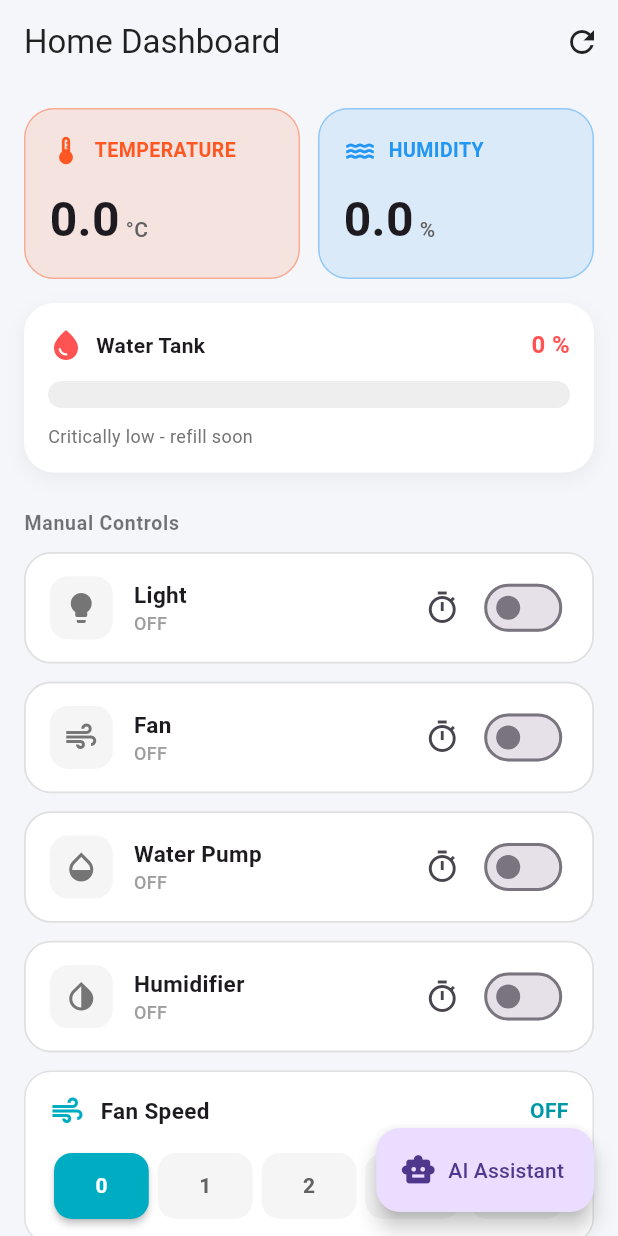
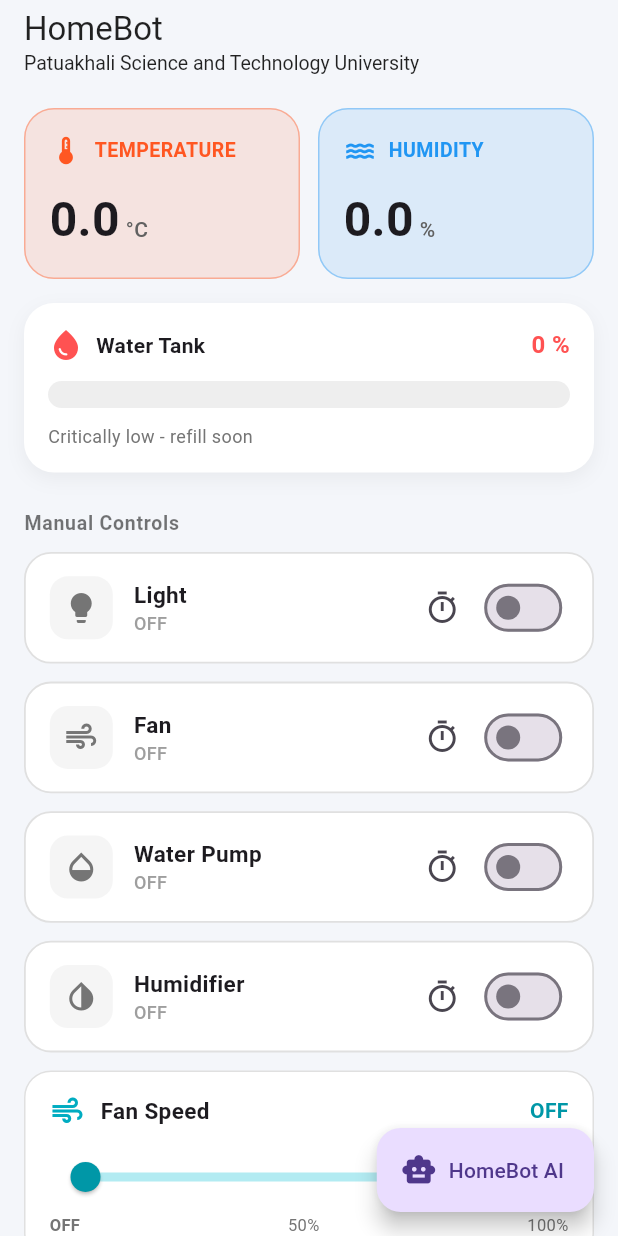
Before and after one commit to mehedienf/HomeBot-AI-Home-Automation-System-Using-ESP32-Flutter, a Flutter app: the HomeScreen screen opened directly, on a phone screen of 412 x 824 dp. Run offline on Flutter 3.47's test engine with Material 3 defaults, Android fonts, the light colour scheme and no system bars; drawn by our look-alikes of percent_indicator; our stand-ins replace firebase_auth, firebase_core, firebase_database, flutter_dotenv, flutter_spinkit, flutter_tts and 2 more; accounts and stored records are empty.

Commit message:
all working

```diff
--- a/lib/models/device_state.dart
+++ b/lib/models/device_state.dart
@@ -8,7 +8,7 @@
 class DeviceState {
   final bool light;
   final bool fan;
-  final int fanSpeed; // 0..4
+  final int fanSpeed; // 0..255 (raw PWM duty sent to ESP32)
   final bool pump;
   final bool humidifier;
 
--- a/lib/screens/home_screen.dart
+++ b/lib/screens/home_screen.dart
@@ -71,22 +71,29 @@
     return Scaffold(
       backgroundColor: const Color(0xFFF4F6FA),
       appBar: AppBar(
-        title: const Text('Home Dashboard'),
+        title: const Column(
+          crossAxisAlignment: .start,
+          children: [
+            Text('HomeBot'),
+            Text('Patuakhali Science and Technology University', style: TextStyle(fontSize: 13),)
+          ],
+        ),
         elevation: 0,
         backgroundColor: Colors.transparent,
         foregroundColor: Colors.black87,
-        actions: [
-          IconButton(
-            tooltip: 'Reset alert',
-            icon: const Icon(Icons.refresh),
-            onPressed: () {
-              setState(() {
-                _alertDismissed = false;
-              });
-            },
-          ),
-        ],
+        // actions: [
+        //   IconButton(
+        //     tooltip: 'Reset alert',
+        //     icon: const Icon(Icons.refresh),
+        //     onPressed: () {
+        //       setState(() {
+        //         _alertDismissed = false;
+        //       });
+        //     },
+        //   ),
+        // ],
       ),
+
       floatingActionButton: FloatingActionButton.extended(
         onPressed: () {
           Navigator.of(context).push(
@@ -96,7 +103,7 @@
           );
         },
         icon: const Icon(Icons.smart_toy),
-        label: const Text('AI Assistant'),
+        label: const Text('HomeBot AI'),
       ),
       body: Column(
         children: [
@@ -208,12 +215,9 @@
                           },
                         ),
                         FanSpeedControl(
-                          speed: state.fanSpeed,
-                          onChanged: (v) async {
-                            await state.setFanSpeed(v);
-                            if (v > 0 && !state.fan) {
-                              await state.setFan(true);
-                            }
+                          percent: state.fanSpeedPercent,
+                          onChanged: (pct) async {
+                            await state.setFanSpeedPct(pct);
                           },
                         ),
                         const SizedBox(height: 20),
--- a/lib/services/firebase_service.dart
+++ b/lib/services/firebase_service.dart
@@ -77,9 +77,9 @@
     }
   }
 
-  /// fanSpeed is a discrete 0..4 integer that maps to the ESP32 PWM duty.
+  /// fanSpeed is a 0..255 integer (raw PWM duty) sent to the ESP32.
   Future<void> setFanSpeed(int speed) async {
-    final clamped = speed.clamp(0, 4);
+    final clamped = speed.clamp(0, 255);
     try {
       await _devicesRef.update({'fan_speed': clamped});
     } catch (e, st) {
--- a/lib/services/gemini_service.dart
+++ b/lib/services/gemini_service.dart
@@ -163,7 +163,7 @@
       ..writeln('ALLOWED FIREBASE PATHS AND VALUE TYPES:')
       ..writeln('  devices/light             : boolean  (true = ON, false = OFF)')
       ..writeln('  devices/fan               : boolean')
-      ..writeln('  devices/fan_speed         : integer  (0..4, 0 = off)')
+      ..writeln('  devices/fan_speed         : integer  (0..255, 0 = off)')
       ..writeln('  devices/pump              : boolean')
       ..writeln('  devices/humidifier        : boolean')
       ..writeln('  automation/auto_fan       : boolean')
@@ -397,7 +397,7 @@
         case 'timers/pump_off_time':
         case 'timers/humidifier_off_time':
           final n = (value is num) ? value.toInt() : int.tryParse(value.toString()) ?? 0;
-          dbUpdate[k] = (k == 'devices/fan_speed') ? n.clamp(0, 4) : n;
+          dbUpdate[k] = (k == 'devices/fan_speed') ? n.clamp(0, 255) : n;
           break;
         default:
           // Unknown path - silently drop to avoid corrupting the DB.
--- a/lib/services/home_state_controller.dart
+++ b/lib/services/home_state_controller.dart
@@ -96,6 +96,12 @@
     return _snapshot.devices.fanSpeed;
   }
 
+  /// Fan speed as 0..100 percent (0..255 raw rounded to nearest integer).
+  int get fanSpeedPercent {
+    final raw = _snapshot.devices.fanSpeed.clamp(0, 255);
+    return (raw * 100 / 255).round();
+  }
+
   bool get pump {
     return _snapshot.devices.pump;
   }
@@ -182,6 +188,25 @@
     }
   }
 
+  /// Set fan speed from a 0..100 percent slider value. Internally writes the
+  /// corresponding 0..255 raw value to `/devices/fan_speed` and toggles the
+  /// fan on automatically when percent > 0 (off when percent == 0).
+  Future<void> setFanSpeedPct(int pct) async {
+    final p = pct.clamp(0, 100);
+    final raw = (p * 255 / 100).round().clamp(0, 255);
+    try {
+      await _firebase.setFanSpeed(raw);
+      // Auto-toggle fan on/off based on percent.
+      final wantFan = raw > 0;
+      if (wantFan != _snapshot.devices.fan) {
+        await _firebase.setDevice(fan: wantFan);
+      }
+    } catch (e) {
+      _lastError = 'setFanSpeedPct: $e';
+      notifyListeners();
+    }
+  }
+
   Future<void> setAutoFan(bool v) async {
     try {
       await _firebase.setAutomationFlag(autoFan: v);
--- a/lib/widgets/fan_speed_control.dart
+++ b/lib/widgets/fan_speed_control.dart
@@ -1,27 +1,74 @@
 /// ============================================================================
 /// widgets/fan_speed_control.dart
-/// Five step buttons (0..4) for discrete fan speed. Writes the chosen level
-/// to `/devices/fan_speed` and toggles `/devices/fan` to true at the same
-/// time so the ESP32 doesn't need to read two nodes for state.
+/// Continuous 0..100% slider for fan speed. The widget only knows about
+/// percent; the controller converts to 0..255 before writing to
+/// `/devices/fan_speed` and toggles `/devices/fan` so the ESP32 doesn't
+/// need to read two nodes for state.
+///
+/// Smoothness strategy:
+///   * Slider runs as a StatefulWidget — drag works against a local double
+///     value so the thumb moves in real time without waiting for RTDB.
+///   * divisions: null  → no quantization, fully continuous drag.
+///   * onChangeStart captures the current value; onChangeEnd flushes the
+///     final percent to the network exactly once per drag gesture. Mid-drag
+///     updates still call onChanged so the UI stays in sync, but the parent
+///     treats them as a stream (no extra pressure on Firebase).
 /// ============================================================================
 library;
 
 import 'package:flutter/material.dart';
 
-class FanSpeedControl extends StatelessWidget {
-  final int speed;
+class FanSpeedControl extends StatefulWidget {
+  /// Fan speed in percent (0..100). 0 = off.
+  final int percent;
   final ValueChanged<int> onChanged;
 
   const FanSpeedControl({
     super.key,
-    required this.speed,
+    required this.percent,
     required this.onChanged,
   });
 
-  static const _labels = ['OFF', 'LOW', 'MED', 'HIGH', 'MAX'];
+  @override
+  State<FanSpeedControl> createState() => _FanSpeedControlState();
+}
+
+class _FanSpeedControlState extends State<FanSpeedControl> {
+  /// Local double so drag is sub-pixel smooth. We only commit rounded ints
+  /// to the parent when the value actually changes.
+  late double _local;
+
+  /// Set true while the user is actively dragging the thumb. While dragging
+  /// we ignore incoming widget.percent changes from RTDB echo so the thumb
+  /// does not snap back to the pre-write value.
+  bool _dragging = false;
+
+  @override
+  void initState() {
+    super.initState();
+    _local = widget.percent.clamp(0, 100).toDouble();
+  }
+
+  @override
+  void didUpdateWidget(covariant FanSpeedControl oldWidget) {
+    super.didUpdateWidget(oldWidget);
+    if (_dragging) return; // Don't override local drag with stale RTDB echo.
+    final incoming = widget.percent.clamp(0, 100).toDouble();
+    if ((incoming - _local).abs() > 0.5) {
+      _local = incoming;
+    }
+  }
+
+  void _emit(double v) {
+    final rounded = v.round();
+    if (rounded != widget.percent) {
+      widget.onChanged(rounded);
+    }
+  }
 
   @override
   Widget build(BuildContext context) {
+    final displayPercent = _local.round();
     return Container(
       margin: const EdgeInsets.only(bottom: 12),
       padding: const EdgeInsets.symmetric(horizontal: 16, vertical: 14),
@@ -43,7 +90,7 @@
               ),
               const Spacer(),
               Text(
-                speed == 0 ? 'OFF' : _labels[speed],
+                displayPercent == 0 ? 'OFF' : '$displayPercent%',
                 style: TextStyle(
                   color: Colors.cyan.shade700,
                   fontWeight: FontWeight.bold,
@@ -51,38 +98,62 @@
               ),
             ],
           ),
-          const SizedBox(height: 14),
+          const SizedBox(height: 8),
+          SliderTheme(
+            data: SliderTheme.of(context).copyWith(
+              activeTrackColor: Colors.cyan.shade600,
+              inactiveTrackColor: Colors.cyan.shade100,
+              thumbColor: Colors.cyan.shade700,
+              overlayColor: Colors.cyan.withValues(alpha: 0.18),
+              trackHeight: 6,
+              thumbShape: const RoundSliderThumbShape(enabledThumbRadius: 10),
+              showValueIndicator: ShowValueIndicator.onDrag,
+            ),
+            child: Slider(
+              value: _local,
+              min: 0,
+              max: 100,
+              // divisions: null  → continuous, no quantization snap.
+              label: displayPercent == 0 ? 'OFF' : '$displayPercent%',
+              onChangeStart: (_) => _dragging = true,
+              onChanged: (v) {
+                setState(() => _local = v);
+                _emit(v);
+              },
+              onChangeEnd: (v) {
+                _dragging = false;
+                // Final flush — even if rounded value didn't change, ensure
+                // the latest contiguous position is sent.
+                _emit(v);
+                _local = v;
+              },
+            ),
+          ),
           Row(
             mainAxisAlignment: MainAxisAlignment.spaceBetween,
-            children: List.generate(5, (i) {
-              final selected = speed == i;
-              return Expanded(
-                child: Padding(
-                  padding: const EdgeInsets.symmetric(horizontal: 3),
-                  child: ElevatedButton(
-                    onPressed: () {
-                      onChanged(i);
-                    },
-                    style: ElevatedButton.styleFrom(
-                      padding: const EdgeInsets.symmetric(vertical: 12),
-                      backgroundColor: selected
-                          ? Colors.cyan.shade600
-                          : Colors.grey.shade100,
-                      foregroundColor:
-                          selected ? Colors.white : Colors.grey.shade700,
-                      elevation: selected ? 2 : 0,
-                      shape: RoundedRectangleBorder(
-                        borderRadius: BorderRadius.circular(12),
-                      ),
-                    ),
-                    child: Text(
-                      '$i',
-                      style: const TextStyle(fontWeight: FontWeight.bold),
-                    ),
-                  ),
-                ),
-              );
-            }),
+            children: [
+              Text('OFF',
+                  style: TextStyle(
+                      fontSize: 11,
+                      color: Colors.grey.shade600,
+                      fontWeight: displayPercent == 0
+                          ? FontWeight.bold
+                          : FontWeight.normal)),
+              Text('50%',
+                  style: TextStyle(
+                      fontSize: 11,
+                      color: Colors.grey.shade600,
+                      fontWeight: displayPercent == 50
+                          ? FontWeight.bold
+                          : FontWeight.normal)),
+              Text('100%',
+                  style: TextStyle(
+                      fontSize: 11,
+                      color: Colors.grey.shade600,
+                      fontWeight: displayPercent == 100
+                          ? FontWeight.bold
+                          : FontWeight.normal)),
+            ],
           ),
         ],
       ),
```
Also changed, not shown: 1 other file.
